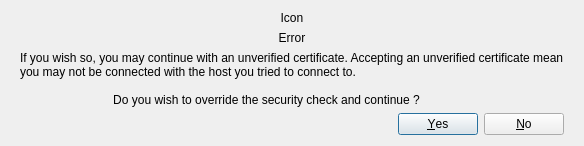
Old version of the form ui/web/certificateerrordialog.ui in the repository OpenFairWind/FairWindSK.
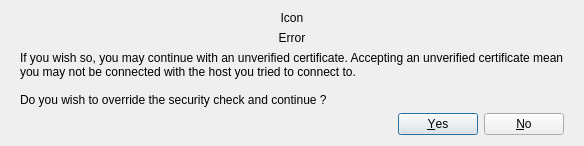
New version of the form.

Patch:
```diff
--- a/ui/web/certificateerrordialog.ui
+++ b/ui/web/certificateerrordialog.ui
@@ -60,7 +60,7 @@
                     <property name="text">
                         <string>If you wish so, you may continue with an unverified certificate. Accepting an unverified certificate mean you may not be connected with the host you tried to connect to.
 
-                            Do you wish to override the security check and continue ?   </string>
+Do you wish to override the security check and continue ?   </string>
                     </property>
                     <property name="alignment">
                         <set>Qt::AlignLeading|Qt::AlignLeft|Qt::AlignVCenter</set>
```
Lines whose indentation alone changed are shown as unchanged.
